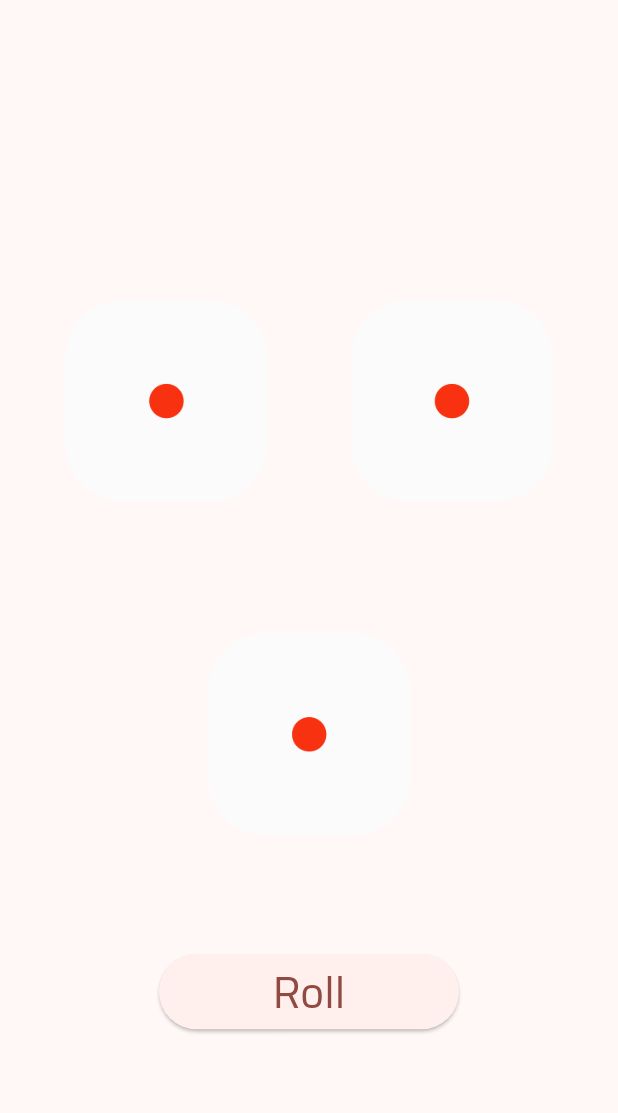
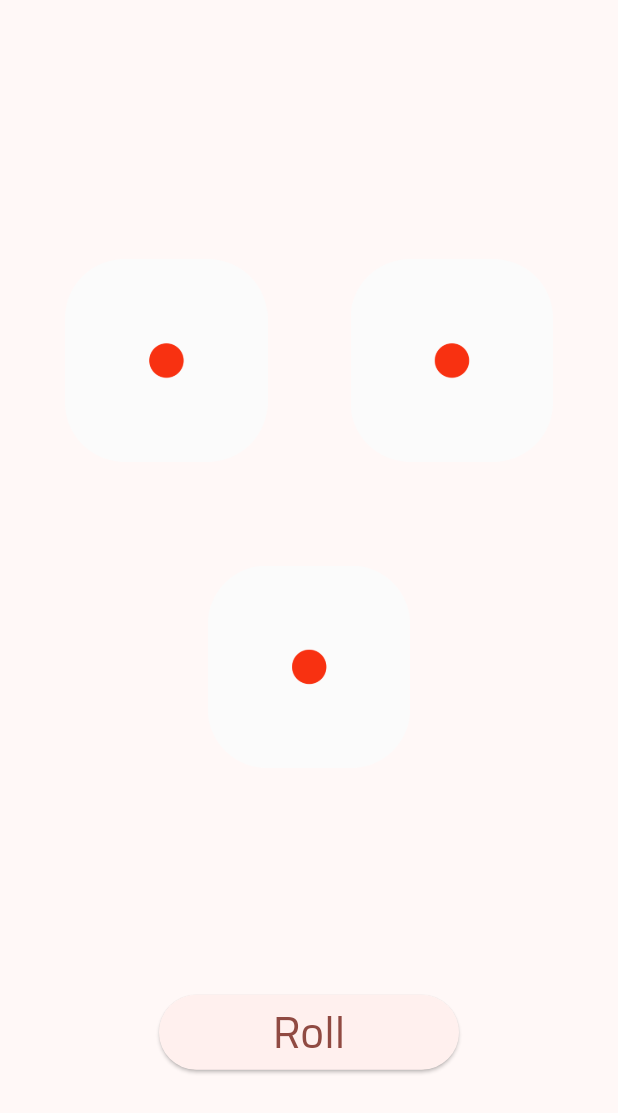
Before and after one commit to SERO68/Rolldice-Project, a Flutter app: the Shuffel3 widget shown alone on an empty page, opened directly, on a phone screen of 412 x 824 dp. Shown: the top 1113 px of the screen. Run offline on Flutter 3.47's test engine with Material 3 defaults, Android fonts, the phone set to English and light mode, and no system bars.

```diff
--- a/lib/shuffel3.dart
+++ b/lib/shuffel3.dart
@@ -115,7 +115,7 @@ class _ShuffelState extends State<Shuffel3> {
           ),
         ]),
         const SizedBox(
-          height: 10,
+          height: 100,
         ),
         ElevatedButton(
           onPressed: rolldice,
```
